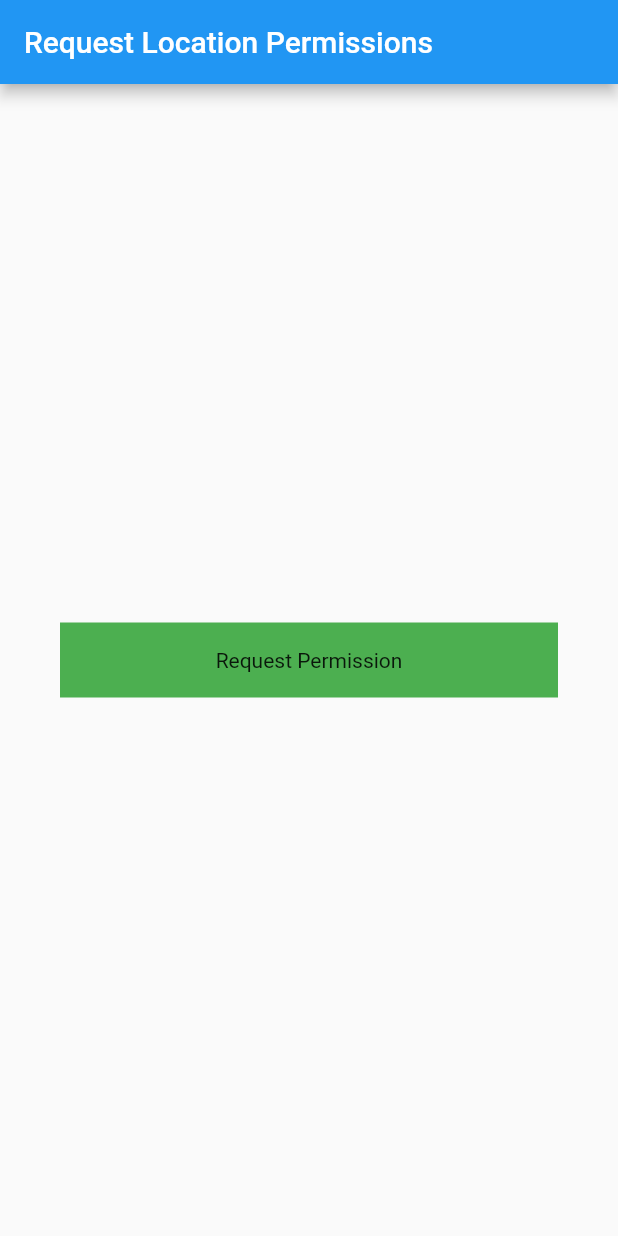
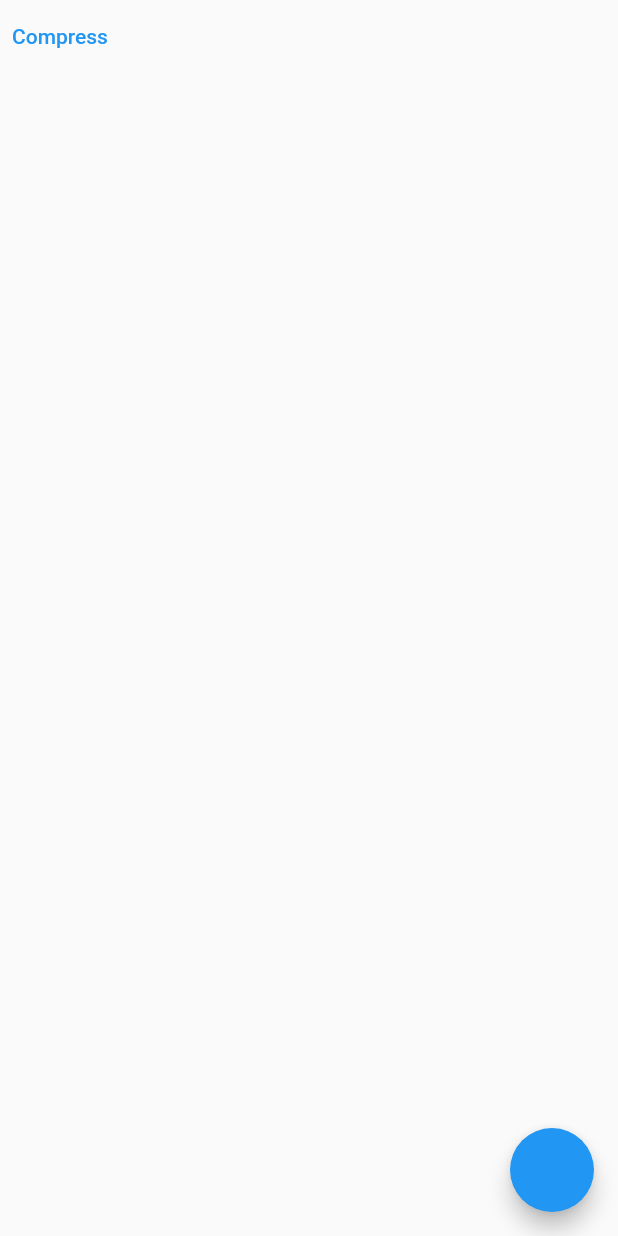
Before and after one commit to axiftaj/Flutter-Widget-Of-The-Week, a Flutter app: the screen it shows after launch, on a phone screen of 412 x 824 dp. Run offline on Flutter 3.47's test engine with Material 2 defaults, Android fonts, the phone set to English and light mode, and no system bars; our stand-ins replace carousel_slider, connectivity_plus, country_picker, flutter_image_compress, flutter_sticky_header, flutter_swipe_action_cell and 9 more; missing offline and left inert: awesome_number_picker, flutter_app_badger, flutter_quill, keep_keyboard_popup_menu, phone_form_field, sticky_grouped_list.

Commit message:
working on image compressing

```diff
--- /dev/null
+++ b/lib/image_compressor_widget.dart
@@ -0,0 +1,85 @@
+
+
+import 'dart:io';
+
+import 'package:flutter/material.dart';
+import 'package:flutter_image_compress/flutter_image_compress.dart';
+import 'package:image_picker/image_picker.dart';
+
+class ImageCompressorWidget extends StatefulWidget {
+  const ImageCompressorWidget({Key? key}) : super(key: key);
+
+  @override
+  State<ImageCompressorWidget> createState() => _ImageCompressorWidgetState();
+}
+
+class _ImageCompressorWidgetState extends State<ImageCompressorWidget> {
+
+  File? newImage ;
+  XFile? image ;
+  final picker = ImagePicker();
+
+  // method to pick single image while replacing the photo
+  Future replacePhotoPickImage ()async{
+
+    image = (await picker.pickImage(source: ImageSource.camera))!;
+    final bytes = await image!.readAsBytes();
+
+    final kb = bytes.length / 1024;
+    final mb = kb / 1024;
+
+    print(mb);
+
+    // final result = await FlutterImageCompress.compressAndGetFile(
+    //     image!.path,
+    //   image!.path.toString()+"tem/jpg",
+    //   quality: 80,
+    //   rotate: 180,
+    // );
+
+    final result = await FlutterImageCompress.compressAndGetFile(
+      image!.path,
+      quality: 90,
+    );
+    print('after = ${result!.length}');
+
+    // final newKb = result.lengthInBytes / 1024;
+    // final newMb = newKb / 1024;
+    // print(newMb);
+    //
+    // newImage = File(path).writeAsBytes(bytes);
+
+   // newImage = File(image!.path);
+    setState(() {});
+
+  }
+
+  @override
+  Widget build(BuildContext context) {
+    return  Scaffold(
+      floatingActionButton: FloatingActionButton(
+        onPressed: (){
+          replacePhotoPickImage ();
+        },
+      ),
+      body: SafeArea(
+        child: Column(
+          children: [
+            if(image != null )
+            SizedBox(
+              height: 200,
+              child: Image.file(
+                File(newImage!.path),
+                fit: BoxFit.cover,
+              ),
+            ),
+            TextButton(onPressed: (){
+
+            }, child: Text('Compress'))
+
+          ],
+        ),
+      ),
+    );
+  }
+}
--- a/lib/location_permission.dart
+++ b/lib/location_permission.dart
@@ -79,7 +79,7 @@ class _LocationPermissionWidgetState extends State<LocationPermissionWidget> {
                     print('permission granted');
                   }
                 }else {
-                  Geolocator.openLocationSettings();
+                  Geolocator.openAppSettings();
                 }
               });
             },
--- a/lib/main.dart
+++ b/lib/main.dart
@@ -1,15 +1,8 @@
-import 'package:asif/dating_app/widgets/background_curve_widget.dart';
-import 'package:asif/dating_app/widgets/cards_stack_widget.dart';
 import 'package:asif/location_permission.dart';
-import 'package:asif/sizebox_extension.dart';
-import 'package:asif/sticky_header_flutter.dart';
-import 'package:asif/super_editor.dart';
-import 'package:asif/testing.dart';
 import 'package:flutter/material.dart';
 import 'package:get/get.dart';
 
-import 'dumy_screen.dart';
-
+import 'image_compressor_widget.dart';
 
 
 void main() {
@@ -29,7 +22,7 @@ class MyApp extends StatelessWidget {
       theme: ThemeData(
         primarySwatch: Colors.blue,
       ),
-      home: LocationPermissionWidget(),
+      home: ImageCompressorWidget(),
     );
   }
 
--- a/pubspec.yaml
+++ b/pubspec.yaml
@@ -41,10 +41,10 @@ dependencies:
   connectivity_plus: ^3.0.2
   keep_keyboard_popup_menu: ^2.0.5
   flutter_app_badger: ^1.5.0
-  zefyrka: ^1.3.0
-  super_editor:
+  images_picker:
   tuple: ^2.0.1
   intl_phone_number_input: ^0.7.1
+  flutter_image_compress: ^1.1.3
   sticky_grouped_list: ^3.1.0
   get: ^4.6.5
   reorderable_grid_view: ^2.2.5
@@ -57,7 +57,7 @@ dependencies:
   syncfusion_flutter_sliders:
   provider: ^6.0.5
   geolocator: ^9.0.2
-
+  image_picker:
 
 dev_dependencies:
   flutter_test:
```
Also changed, not shown: lib/super_editor.dart (deleted, +0 -84 lines), pubspec.lock, 6 other files.
